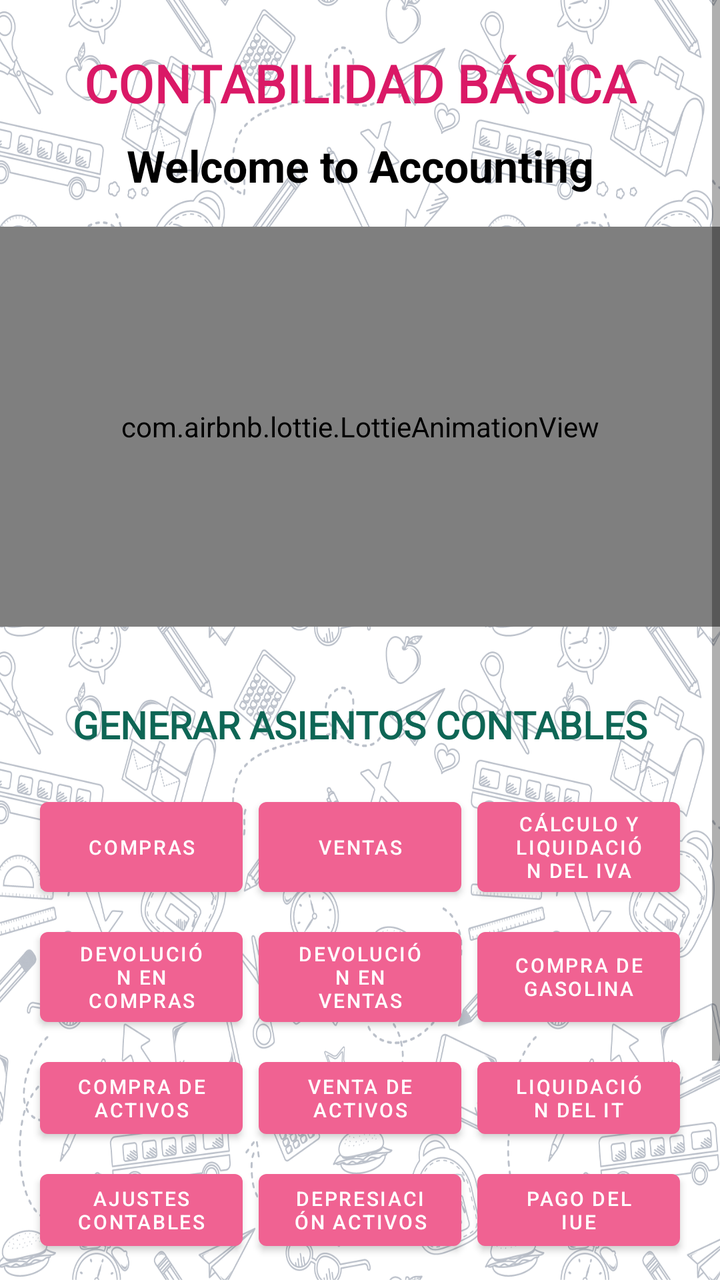
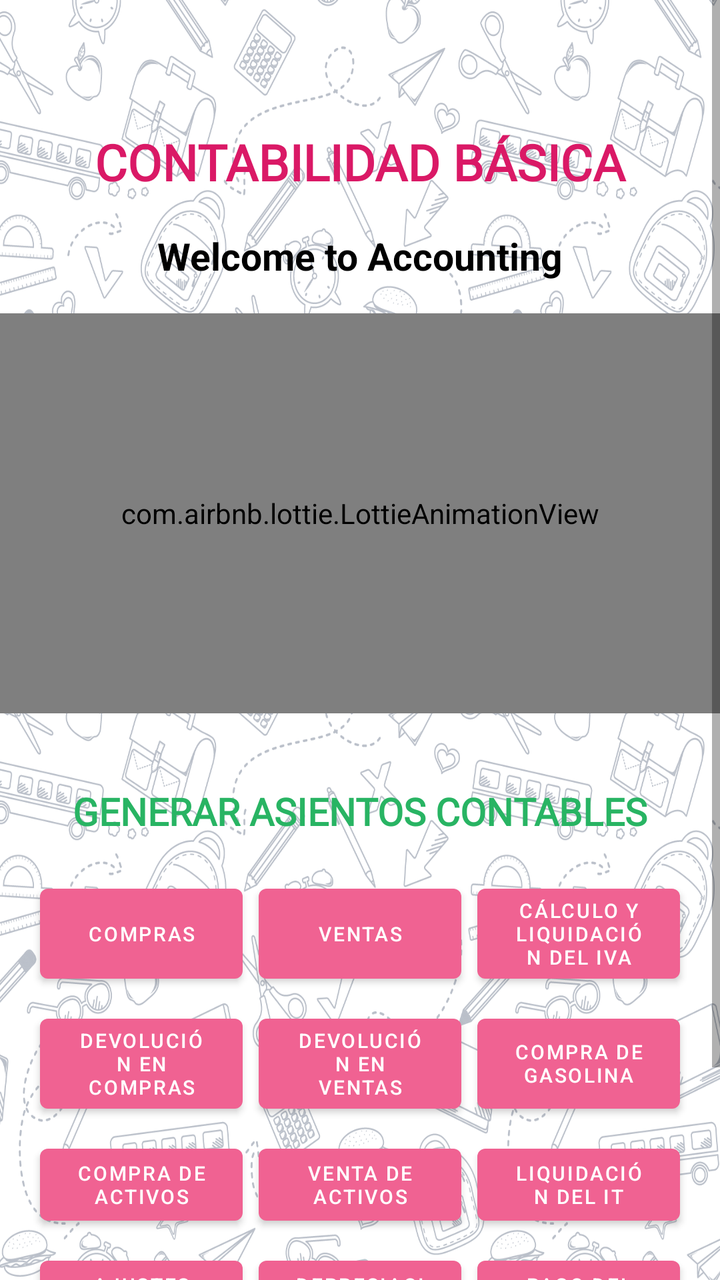

Two renders of the same Android screen: before a commit and after it. Below are the layout's source before the change and the commit's diff.
<!-- AndroidManifest.xml: application theme Theme.ContabilidadBasicaBolivia -->
<!-- res/layout/fragment_home.xml -->
<?xml version="1.0" encoding="utf-8"?>
<RelativeLayout xmlns:android="http://schemas.android.com/apk/res/android"
    xmlns:app="http://schemas.android.com/apk/res-auto"
    xmlns:tools="http://schemas.android.com/tools"
    android:layout_width="match_parent"
    android:layout_height="match_parent"
    tools:context=".HomeFragment">


    
    <androidx.constraintlayout.widget.ConstraintLayout
        android:layout_width="match_parent"
        android:layout_height="match_parent"
        tools:context=".ScrollView01">


        <ScrollView
            android:id="@+id/scrollView3"
            android:layout_width="match_parent"
            android:layout_height="match_parent"
            android:background="@drawable/png44"
            app:layout_constraintBottom_toBottomOf="parent"
            app:layout_constraintEnd_toEndOf="parent"
            app:layout_constraintStart_toStartOf="parent"
            app:layout_constraintTop_toTopOf="parent">



            <LinearLayout
                android:layout_width="match_parent"
                android:layout_height="wrap_content"
                android:orientation="vertical">

                <FrameLayout
                    android:layout_width="match_parent"
                    android:layout_height="60dp"
                    app:layout_constraintBottom_toTopOf="@+id/lottieAnimationView"
                    app:layout_constraintEnd_toEndOf="parent"
                    app:layout_constraintHorizontal_bias="0.0"
                    app:layout_constraintStart_toStartOf="parent"
                    app:layout_constraintTop_toTopOf="parent"
                    app:layout_constraintVertical_bias="0.0">

                    <TextView
                        android:id="@+id/titleTextView"
                        android:layout_width="match_parent"
                        android:layout_height="wrap_content"
                        android:layout_marginTop="24dp"
                        android:fontFamily="@font/letra01"
                        android:gravity="center_horizontal"
                        android:text="CONTABILIDAD BÁSICA"
                        android:textColor="#DA1966"
                        android:textSize="26sp"
                        android:textStyle="bold"
                        app:autoSizeTextType="uniform"
                        app:layout_constraintEnd_toEndOf="parent"
                        app:layout_constraintStart_toStartOf="parent"
                        app:layout_constraintTop_toTopOf="parent" />
                </FrameLayout>

                <TextView
                    android:id="@+id/title1"
                    android:layout_width="match_parent"
                    android:layout_height="wrap_content"
                    android:layout_marginTop="8dp"
                    android:gravity="center_horizontal"
                    android:background="?android:attr/selectableItemBackground"
                    android:text="Welcome to Accounting"
                    android:textColor="#000000"
                    android:textSize="22sp"
                    android:textStyle="bold"
                    app:layout_constraintEnd_toEndOf="parent"
                    app:layout_constraintStart_toStartOf="parent"
                    app:layout_constraintTop_toBottomOf="@+id/lottieAnimationView" />

                <com.airbnb.lottie.LottieAnimationView
                    android:id="@+id/lottieAnimationView"
                    android:layout_width="match_parent"
                    android:layout_height="200dp"
                    android:layout_marginTop="16dp"
                    app:layout_constraintEnd_toEndOf="parent"
                    app:layout_constraintStart_toStartOf="parent"
                    app:layout_constraintTop_toBottomOf="@+id/titleTextView"
                    app:lottie_autoPlay="true"
                    app:lottie_loop="true"
                    app:lottie_rawRes="@raw/work_girl_cat" />

                <TextView
                    android:id="@+id/titleTextViewgenerate"
                    android:layout_width="match_parent"
                    android:layout_height="wrap_content"
                    android:layout_marginTop="36dp"
                    android:fontFamily="@font/numero_dos"
                    android:gravity="center_horizontal"
                    android:text="GENERAR ASIENTOS CONTABLES"
                    android:textColor="#0E6655"
                    android:textSize="19sp"
                    android:textStyle="bold"
                    app:layout_constraintEnd_toEndOf="parent"
                    app:layout_constraintHorizontal_bias="0.5"
                    app:layout_constraintStart_toStartOf="parent"
                    app:layout_constraintTop_toBottomOf="@+id/lottieAnimationView" />

                <GridLayout
                    android:id="@+id/bottomButtonsLayout"
                    android:layout_width="match_parent"
                    android:layout_height="match_parent"
                    android:layout_margin="16dp"
                    android:columnCount="3"
                    android:rowCount="1"
                    app:layout_constraintBottom_toBottomOf="parent"
                    app:layout_constraintEnd_toEndOf="parent"
                    app:layout_constraintStart_toStartOf="parent"
                    app:layout_constraintTop_toBottomOf="@id/titleTextView"
                    app:layout_constraintVertical_bias="0.9">

                    <Button
                        android:id="@+id/compras01"
                        android:layout_width="0dp"
                        android:layout_height="wrap_content"
                        android:layout_rowWeight="1"
                        android:layout_columnWeight="1"
                        android:layout_margin="4dp"
                        android:text="COMPRAS"
                        android:theme="@style/button"
                        android:textColor="@color/white"
                        android:textSize="10sp"
                        android:gravity="center"
                        android:paddingStart="8dp"
                        android:paddingEnd="8dp"
                        android:paddingTop="4dp"
                        android:paddingBottom="4dp" />

                    <Button
                        android:id="@+id/ventas01"
                        android:layout_width="0dp"
                        android:layout_height="wrap_content"
                        android:layout_rowWeight="1"
                        android:layout_columnWeight="1"
                        android:layout_margin="4dp"
                        android:theme="@style/button"
                        android:text="VENTAS"
                        android:textColor="#ffffff"
                        android:textSize="10sp" />

                    <Button
                        android:id="@+id/liquidacion01"
                        android:layout_width="0dp"
                        android:layout_height="wrap_content"
                        android:layout_rowWeight="1"
                        android:layout_columnWeight="1"
                        android:layout_margin="4dp"
                        android:theme="@style/button"
                        android:text="Cálculo y\nLiquidación del IVA"
                        android:textColor="#ffffff"
                        android:textSize="10sp" />


                    <Button
                        android:id="@+id/dev_compras01"
                        android:layout_width="0dp"
                        android:layout_height="wrap_content"
                        android:layout_rowWeight="1"
                        android:layout_columnWeight="1"
                        android:layout_margin="4dp"
                        android:theme="@style/button"
                        android:text="Devolución en compras"
                        android:textColor="#ffffff"
                        android:textSize="10sp"/>

                    <Button
                        android:id="@+id/dev_ventas01"
                        android:layout_width="0dp"
                        android:layout_height="wrap_content"
                        android:layout_rowWeight="1"
                        android:layout_columnWeight="1"
                        android:layout_margin="4dp"
                        android:theme="@style/button"
                        android:text="Devolución en ventas"
                        android:textColor="#ffffff"
                        android:textSize="10sp"/>

                    <Button
                        android:id="@+id/compra_gasolina01"
                        android:layout_width="0dp"
                        android:layout_height="wrap_content"
                        android:layout_rowWeight="1"
                        android:layout_columnWeight="1"
                        android:layout_margin="4dp"
                        android:theme="@style/button"
                        android:text="COMPRA DE GASOLINA"
                        android:textColor="#ffffff"
                        android:textSize="10sp"/>

                    <Button
                        android:id="@+id/compra_activo"
                        android:layout_width="0dp"
                        android:layout_height="wrap_content"
                        android:layout_rowWeight="1"
                        android:layout_columnWeight="1"
                        android:layout_margin="4dp"
                        android:theme="@style/button"
                        android:text="COMPRA DE ACTIVOS"
                        android:textColor="#ffffff"
                        android:textSize="10sp"/>

                    <Button
                        android:id="@+id/venta_activo"
                        android:layout_width="0dp"
                        android:layout_height="wrap_content"
                        android:layout_rowWeight="1"
                        android:layout_columnWeight="1"
                        android:layout_margin="4dp"
                        android:theme="@style/button"
                        android:text="VENTA DE ACTIVOS"
                        android:textColor="#ffffff"
                        android:textSize="10sp"/>

                    <Button
                        android:id="@+id/liquidacion_it01"
                        android:layout_width="0dp"
                        android:layout_height="wrap_content"
                        android:layout_rowWeight="1"
                        android:layout_columnWeight="1"
                        android:layout_margin="4dp"
                        android:theme="@style/button"
                        android:text="LIQUIDACIÓN DEL IT"
                        android:textColor="#ffffff"
                        android:textSize="10sp"/>

                    <Button
                        android:id="@+id/ajuste"
                        android:layout_width="0dp"
                        android:layout_height="wrap_content"
                        android:layout_rowWeight="1"
                        android:layout_columnWeight="1"
                        android:layout_margin="4dp"
                        android:theme="@style/button"
                        android:text="AJUSTES CONTABLES"
                        android:textColor="#ffffff"
                        android:textSize="10sp"/>

                    <Button
                        android:id="@+id/depreciacion"
                        android:layout_width="0dp"
                        android:layout_height="wrap_content"
                        android:layout_rowWeight="1"
                        android:layout_columnWeight="1"
                        android:layout_margin="4dp"
                        android:theme="@style/button"
                        android:text="DEPRESIACIÓN ACTIVOS"
                        android:textColor="#ffffff"
                        android:textSize="10sp"/>

                    <Button
                        android:id="@+id/pago_iue"
                        android:layout_width="0dp"
                        android:layout_height="wrap_content"
                        android:layout_rowWeight="1"
                        android:layout_columnWeight="1"
                        android:layout_margin="4dp"
                        android:theme="@style/button"
                        android:text="PAGO DEL IUE"
                        android:textColor="#ffffff"
                        android:textSize="10sp"/>


                </GridLayout>

                <TextView
                    android:id="@+id/titleTextView000"
                    android:layout_width="match_parent"
                    android:layout_height="wrap_content"
                    android:layout_marginTop="24dp"
                    android:text="CONTABILIDAD BÁSICA"
                    android:textColor="#FDFEFE"
                    android:textSize="8sp"
                    android:textStyle="bold"
                    app:layout_constraintEnd_toEndOf="parent"
                    app:layout_constraintStart_toStartOf="parent"
                    app:layout_constraintTop_toTopOf="parent" />

                <Button
                    android:id="@+id/buttonFinal"
                    android:layout_width="280sp"
                    android:layout_height="wrap_content"
                    android:layout_gravity="center"
                    android:background="@drawable/degradado_purpura"
                    android:text="MÁS ASIENTOS CONTABLES"
                    android:textColor="#D7E0E3"
                    android:textSize="15sp"
                    android:textStyle="bold"
                    app:layout_constraintBottom_toBottomOf="parent"
                    app:layout_constraintEnd_toEndOf="parent"
                    app:layout_constraintStart_toStartOf="parent"
                    app:layout_constraintTop_toTopOf="parent" />
                <TextView
                    android:id="@+id/textView7"
                    android:layout_width="match_parent"
                    android:layout_height="wrap_content"
                    android:text=""
                    android:textSize="30sp" />

                <FrameLayout
                    android:layout_width="match_parent"
                    android:layout_height="match_parent">

                </FrameLayout>

            </LinearLayout>

        </ScrollView>

    </androidx.constraintlayout.widget.ConstraintLayout>
</RelativeLayout>
<!-- resources referenced by this layout -->
<resources>
  <color name="white">#FFFFFFFF</color>
  <!-- drawable degradado_purpura (drawable) -->
  <layer-list xmlns:android="http://schemas.android.com/apk/res/android">
      <item>
          <shape>
              <gradient
                  android:startColor="#5E72E4"
                  android:endColor="#825EE4"
                  android:angle="135"
                  android:type="linear" />
              <corners android:radius="12dp" />
          </shape>
      </item>
      <item
          android:left="0dp"
          android:top="2dp"
          android:right="0dp"
          android:bottom="4dp">
          <shape>
              <solid android:color="#22000000" /> 
              <corners android:radius="12dp" />
          </shape>
      </item>
  </layer-list>
  <!-- drawable png44: png bitmap (drawable, 1012713 bytes) -->
  <style name="button" parent="Theme.AppCompat.Light.NoActionBar">
          <item name="colorPrimary">@color/pink</item>
          <item name="colorPrimaryVariant">@color/lightGray</item>
          <item name="android:textColorPrimary">@color/navy</item>
          <item name="android:statusBarColor">@color/darkGreen</item>
      </style>
  <style name="Theme.ContabilidadBasicaBolivia" parent="Base.Theme.ContabilidadBasicaBolivia" />
  <color name="pink">#F06292</color>
  <color name="lightGray">#D3D3D3</color>
  <color name="navy">#000080</color>
  <color name="darkGreen">#006400</color>
  <style name="Base.Theme.ContabilidadBasicaBolivia" parent="Theme.MaterialComponents.DayNight.NoActionBar">
          
          
          <item name="colorPrimary">@color/white</item>
          <item name="colorPrimaryVariant">@color/black</item>
          <item name="android:textColorPrimary">@color/white</item>
          <item name="android:statusBarColor">@color/red</item>
  
      </style>
  <color name="black">#FF000000</color>
  <color name="red">#5DC1B9</color>
</resources>

<!-- the commit's change to res/layout/fragment_home.xml (unified diff, before → after) -->
@@ -33,7 +33,7 @@
 
                 <FrameLayout
                     android:layout_width="match_parent"
-                    android:layout_height="60dp"
+                    android:layout_height="55dp"
                     app:layout_constraintBottom_toTopOf="@+id/lottieAnimationView"
                     app:layout_constraintEnd_toEndOf="parent"
                     app:layout_constraintHorizontal_bias="0.0"
@@ -42,32 +42,56 @@
                     app:layout_constraintVertical_bias="0.0">
 
                     <TextView
-                        android:id="@+id/titleTextView"
                         android:layout_width="match_parent"
                         android:layout_height="wrap_content"
-                        android:layout_marginTop="24dp"
+                        android:layout_marginTop="5dp"
                         android:fontFamily="@font/letra01"
                         android:gravity="center_horizontal"
-                        android:text="CONTABILIDAD BÁSICA"
+                        android:text=""
                         android:textColor="#DA1966"
-                        android:textSize="26sp"
+                        android:textSize="28sp"
                         android:textStyle="bold"
                         app:autoSizeTextType="uniform"
                         app:layout_constraintEnd_toEndOf="parent"
                         app:layout_constraintStart_toStartOf="parent"
                         app:layout_constraintTop_toTopOf="parent" />
                 </FrameLayout>
+                <FrameLayout
+                    android:layout_width="match_parent"
+                    android:layout_height="60dp"
+                    app:layout_constraintBottom_toTopOf="@+id/lottieAnimationView"
+                    app:layout_constraintEnd_toEndOf="parent"
+                    app:layout_constraintHorizontal_bias="0.0"
+                    app:layout_constraintStart_toStartOf="parent"
+                    app:layout_constraintTop_toTopOf="parent"
+                    app:layout_constraintVertical_bias="0.0">
+
+                    <TextView
+                        android:id="@+id/titleTextView"
+                        android:layout_width="match_parent"
+                        android:layout_height="wrap_content"
+                        android:layout_marginTop="9dp"
+                        android:fontFamily="@font/letra01"
+                        android:gravity="center_horizontal"
+                        android:text="CONTABILIDAD BÁSICA"
+                        android:textColor="#DA1966"
+                        android:textSize="25sp"
+                        android:textStyle="bold"
+                        app:autoSizeTextType="uniform"
+                        app:layout_constraintEnd_toEndOf="parent"
+                        app:layout_constraintStart_toStartOf="parent"
+                        app:layout_constraintTop_toTopOf="parent" />
+                </FrameLayout>
 
                 <TextView
                     android:id="@+id/title1"
                     android:layout_width="match_parent"
                     android:layout_height="wrap_content"
-                    android:layout_marginTop="8dp"
                     android:gravity="center_horizontal"
                     android:background="?android:attr/selectableItemBackground"
                     android:text="Welcome to Accounting"
                     android:textColor="#000000"
-                    android:textSize="22sp"
+                    android:textSize="19sp"
                     android:textStyle="bold"
                     app:layout_constraintEnd_toEndOf="parent"
                     app:layout_constraintStart_toStartOf="parent"
@@ -93,7 +117,7 @@
                     android:fontFamily="@font/numero_dos"
                     android:gravity="center_horizontal"
                     android:text="GENERAR ASIENTOS CONTABLES"
-                    android:textColor="#0E6655"
+                    android:textColor="#28B463"
                     android:textSize="19sp"
                     android:textStyle="bold"
                     app:layout_constraintEnd_toEndOf="parent"
@@ -280,20 +304,7 @@
                     app:layout_constraintStart_toStartOf="parent"
                     app:layout_constraintTop_toTopOf="parent" />
 
-                <Button
-                    android:id="@+id/buttonFinal"
-                    android:layout_width="280sp"
-                    android:layout_height="wrap_content"
-                    android:layout_gravity="center"
-                    android:background="@drawable/degradado_purpura"
-                    android:text="MÁS ASIENTOS CONTABLES"
-                    android:textColor="#D7E0E3"
-                    android:textSize="15sp"
-                    android:textStyle="bold"
-                    app:layout_constraintBottom_toBottomOf="parent"
-                    app:layout_constraintEnd_toEndOf="parent"
-                    app:layout_constraintStart_toStartOf="parent"
-                    app:layout_constraintTop_toTopOf="parent" />
+
                 <TextView
                     android:id="@+id/textView7"
                     android:layout_width="match_parent"
<!-- resource entries referenced after the edit -->
@@ -1,29 +1,6 @@
 <!-- resources referenced by this layout -->
 <resources>
   <color name="white">#FFFFFFFF</color>
-  <!-- drawable degradado_purpura (drawable) -->
-  <layer-list xmlns:android="http://schemas.android.com/apk/res/android">
-      <item>
-          <shape>
-              <gradient
-                  android:startColor="#5E72E4"
-                  android:endColor="#825EE4"
-                  android:angle="135"
-                  android:type="linear" />
-              <corners android:radius="12dp" />
-          </shape>
-      </item>
-      <item
-          android:left="0dp"
-          android:top="2dp"
-          android:right="0dp"
-          android:bottom="4dp">
-          <shape>
-              <solid android:color="#22000000" /> 
-              <corners android:radius="12dp" />
-          </shape>
-      </item>
-  </layer-list>
   <!-- drawable png44: png bitmap (drawable, 1012713 bytes) -->
   <style name="button" parent="Theme.AppCompat.Light.NoActionBar">
           <item name="colorPrimary">@color/pink</item>
